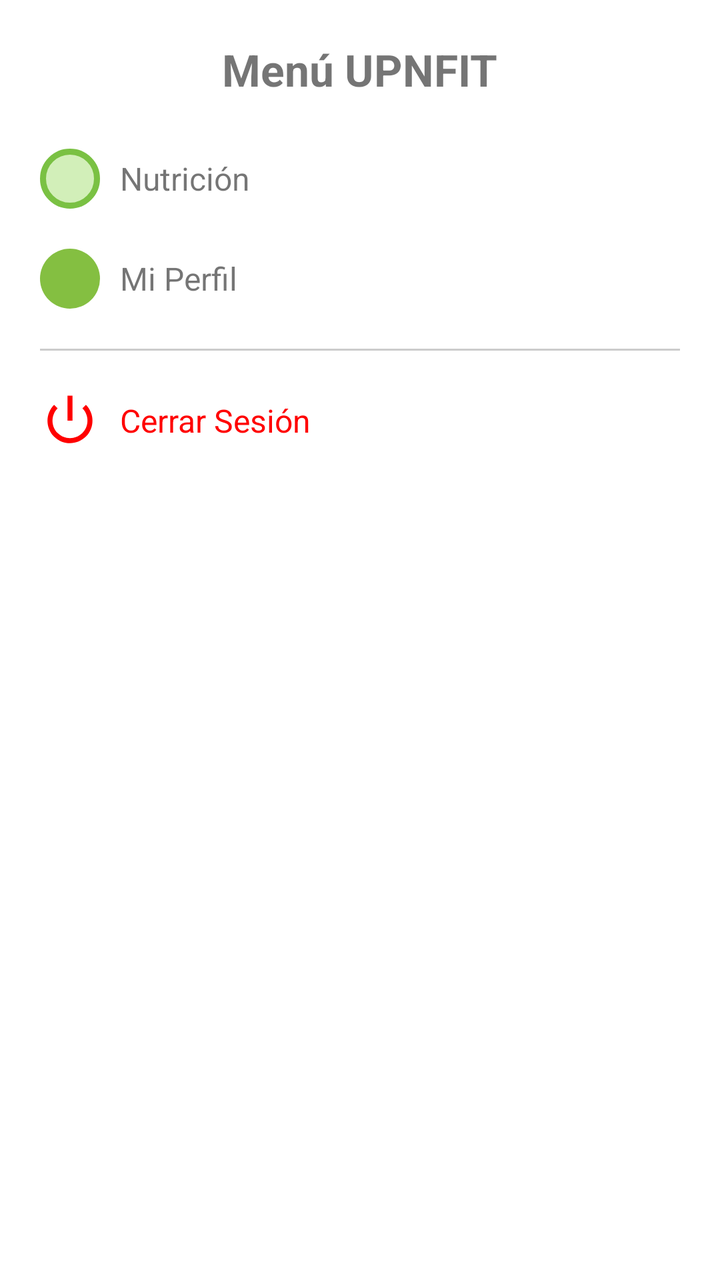
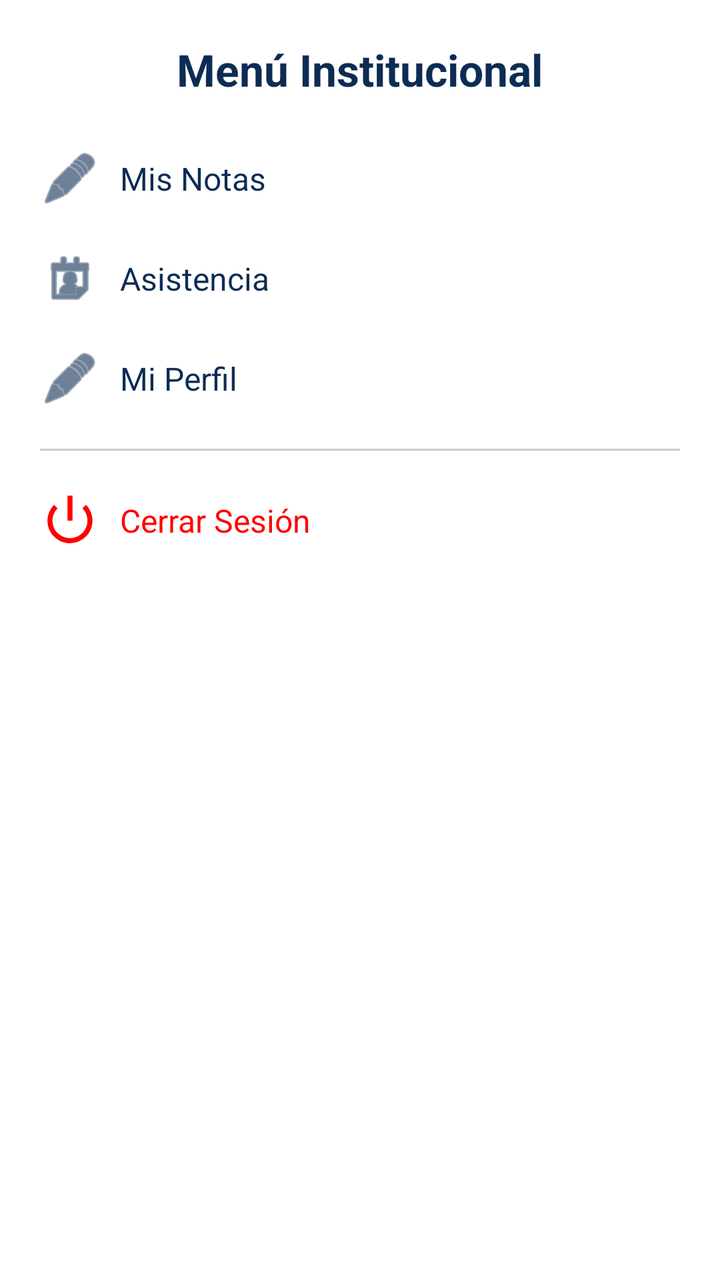

Screens rendered from an Android XML layout before and after an edit, with the pre-edit source and the edit as a unified diff.
<!-- AndroidManifest.xml: application theme Theme.UPNFit -->
<!-- res/layout/fragment_menu_lateral.xml -->
<?xml version="1.0" encoding="utf-8"?>
<LinearLayout xmlns:android="http://schemas.android.com/apk/res/android"
    xmlns:app="http://schemas.android.com/apk/res-auto"
    android:id="@+id/leftMenu"
    android:layout_width="300dp"
    android:layout_height="match_parent"
    android:background="@android:color/white"
    android:orientation="vertical"
    android:padding="20dp">

    <TextView
        android:layout_width="wrap_content"
        android:layout_height="wrap_content"
        android:layout_gravity="center_horizontal"
        android:layout_marginBottom="15dp"
        android:text="Menú UPNFIT"
        android:textSize="22sp"
        android:textStyle="bold" />

    
    <LinearLayout
        android:id="@+id/opNutricion"
        android:layout_width="match_parent"
        android:layout_height="50dp"
        android:background="?attr/selectableItemBackground"
        android:clickable="true"
        android:focusable="true"
        android:gravity="center_vertical">

        <ImageView
            android:layout_width="30dp"
            android:layout_height="30dp"
            android:contentDescription="Icono nutricion"
            android:src="@drawable/temporizador" />

        <TextView
            android:layout_width="wrap_content"
            android:layout_height="wrap_content"
            android:layout_marginStart="10dp"
            android:text="Nutrición"
            android:textSize="16sp" />
    </LinearLayout>

    
    <LinearLayout
        android:id="@+id/opPerfil"
        android:layout_width="match_parent"
        android:layout_height="50dp"
        android:background="?attr/selectableItemBackground"
        android:clickable="true"
        android:focusable="true"
        android:gravity="center_vertical">

        <ImageView
            android:layout_width="30dp"
            android:layout_height="30dp"
            android:contentDescription="Icono perfil"
            android:src="@drawable/circulo_verde" />

        <TextView
            android:layout_width="wrap_content"
            android:layout_height="wrap_content"
            android:layout_marginStart="10dp"
            android:text="Mi Perfil"
            android:textSize="16sp" />
    </LinearLayout>

    <View
        android:layout_width="match_parent"
        android:layout_height="1dp"
        android:layout_marginVertical="10dp"
        android:background="#CCCCCC" />

    
    <LinearLayout
        android:id="@+id/opSalir"
        android:layout_width="match_parent"
        android:layout_height="50dp"
        android:background="?attr/selectableItemBackground"
        android:clickable="true"
        android:focusable="true"
        android:gravity="center_vertical">

        <ImageView
            android:layout_width="30dp"
            android:layout_height="30dp"
            android:contentDescription="Icono salir"
            android:src="@android:drawable/ic_lock_power_off"
            app:tint="#FF0000" />

        <TextView
            android:layout_width="wrap_content"
            android:layout_height="wrap_content"
            android:layout_marginStart="10dp"
            android:text="Cerrar Sesión"
            android:textColor="#FF0000"
            android:textSize="16sp" />
    </LinearLayout>

</LinearLayout>
<!-- resources referenced by this layout -->
<resources>
  <!-- drawable circulo_verde (drawable) -->
  <?xml version="1.0" encoding="utf-8"?>
  <shape xmlns:android="http://schemas.android.com/apk/res/android"
      android:shape="oval">
      <solid android:color="#84BF41"/>
  </shape>
  <!-- drawable temporizador (drawable) -->
  <?xml version="1.0" encoding="utf-8"?>
  <shape xmlns:android="http://schemas.android.com/apk/res/android"
      android:shape="oval">
      <solid android:color="#D2EFB9" />
      <stroke
          android:width="3dp"
          android:color="#7AC143" />
  </shape>
  <style name="Theme.UPNFit" parent="Theme.MaterialComponents.DayNight.NoActionBar">
          
          <item name="colorPrimary">@color/purple_500</item>
          <item name="colorPrimaryVariant">@color/purple_700</item>
          <item name="colorOnPrimary">@color/white</item>
          
          <item name="colorSecondary">@color/teal_200</item>
          <item name="colorSecondaryVariant">@color/teal_700</item>
          <item name="colorOnSecondary">@color/black</item>
          
          <item name="android:statusBarColor">?attr/colorPrimaryVariant</item>
          
      </style>
  <color name="purple_500">#FF6200EE</color>
  <color name="purple_700">#FF3700B3</color>
  <color name="white">#FFFFFF</color>
  <color name="teal_200">#FF03DAC5</color>
  <color name="teal_700">#FF018786</color>
  <color name="black">#FF000000</color>
</resources>

<!-- the commit's change to res/layout/fragment_menu_lateral.xml (unified diff, before → after) -->
@@ -13,13 +13,14 @@
         android:layout_height="wrap_content"
         android:layout_gravity="center_horizontal"
         android:layout_marginBottom="15dp"
-        android:text="Menú UPNFIT"
+        android:text="@string/menu_institucional"
         android:textSize="22sp"
-        android:textStyle="bold" />
+        android:textStyle="bold"
+        android:textColor="@color/azul_marino"/>
 
     
     <LinearLayout
-        android:id="@+id/opNutricion"
+        android:id="@+id/opNotas"
         android:layout_width="match_parent"
         android:layout_height="50dp"
         android:background="?attr/selectableItemBackground"
@@ -30,15 +31,43 @@
         <ImageView
             android:layout_width="30dp"
             android:layout_height="30dp"
-            android:contentDescription="Icono nutricion"
-            android:src="@drawable/temporizador" />
+            android:contentDescription="@string/icono_notas"
+            android:src="@android:drawable/ic_menu_edit"
+            app:tint="@color/azul_marino" />
 
         <TextView
             android:layout_width="wrap_content"
             android:layout_height="wrap_content"
             android:layout_marginStart="10dp"
-            android:text="Nutrición"
-            android:textSize="16sp" />
+            android:text="@string/mis_notas"
+            android:textSize="16sp"
+            android:textColor="@color/azul_marino"/>
+    </LinearLayout>
+
+    
+    <LinearLayout
+        android:id="@+id/opAsistencia"
+        android:layout_width="match_parent"
+        android:layout_height="50dp"
+        android:background="?attr/selectableItemBackground"
+        android:clickable="true"
+        android:focusable="true"
+        android:gravity="center_vertical">
+
+        <ImageView
+            android:layout_width="30dp"
+            android:layout_height="30dp"
+            android:contentDescription="@string/icono_asistencia"
+            android:src="@android:drawable/ic_menu_my_calendar"
+            app:tint="@color/azul_marino" />
+
+        <TextView
+            android:layout_width="wrap_content"
+            android:layout_height="wrap_content"
+            android:layout_marginStart="10dp"
+            android:text="@string/asistencia"
+            android:textSize="16sp"
+            android:textColor="@color/azul_marino"/>
     </LinearLayout>
 
     
@@ -54,15 +83,17 @@
         <ImageView
             android:layout_width="30dp"
             android:layout_height="30dp"
-            android:contentDescription="Icono perfil"
-            android:src="@drawable/circulo_verde" />
+            android:contentDescription="@string/icono_perfil"
+            android:src="@android:drawable/ic_menu_edit"
+            app:tint="@color/azul_marino" />
 
         <TextView
             android:layout_width="wrap_content"
             android:layout_height="wrap_content"
             android:layout_marginStart="10dp"
-            android:text="Mi Perfil"
-            android:textSize="16sp" />
+            android:text="@string/mi_perfil"
+            android:textSize="16sp"
+            android:textColor="@color/azul_marino"/>
     </LinearLayout>
 
     <View
@@ -84,7 +115,7 @@
         <ImageView
             android:layout_width="30dp"
             android:layout_height="30dp"
-            android:contentDescription="Icono salir"
+            android:contentDescription="@string/icono_salir"
             android:src="@android:drawable/ic_lock_power_off"
             app:tint="#FF0000" />
 
@@ -92,7 +123,7 @@
             android:layout_width="wrap_content"
             android:layout_height="wrap_content"
             android:layout_marginStart="10dp"
-            android:text="Cerrar Sesión"
+            android:text="@string/cerrar_sesion"
             android:textColor="#FF0000"
             android:textSize="16sp" />
     </LinearLayout>
<!-- resource entries referenced after the edit -->
@@ -1,20 +1,15 @@
 <!-- resources referenced by this layout -->
 <resources>
-  <!-- drawable circulo_verde (drawable) -->
-  <?xml version="1.0" encoding="utf-8"?>
-  <shape xmlns:android="http://schemas.android.com/apk/res/android"
-      android:shape="oval">
-      <solid android:color="#84BF41"/>
-  </shape>
-  <!-- drawable temporizador (drawable) -->
-  <?xml version="1.0" encoding="utf-8"?>
-  <shape xmlns:android="http://schemas.android.com/apk/res/android"
-      android:shape="oval">
-      <solid android:color="#D2EFB9" />
-      <stroke
-          android:width="3dp"
-          android:color="#7AC143" />
-  </shape>
+  <color name="azul_marino">#0D2C54</color>
+  <string name="asistencia">Asistencia</string>
+  <string name="cerrar_sesion">Cerrar Sesión</string>
+  <string name="icono_asistencia">Icono asistencia</string>
+  <string name="icono_notas">Icono notas</string>
+  <string name="icono_perfil">Icono perfil</string>
+  <string name="icono_salir">Icono salir</string>
+  <string name="menu_institucional">Menú Institucional</string>
+  <string name="mi_perfil">Mi Perfil</string>
+  <string name="mis_notas">Mis Notas</string>
   <style name="Theme.UPNFit" parent="Theme.MaterialComponents.DayNight.NoActionBar">
           
           <item name="colorPrimary">@color/purple_500</item>
